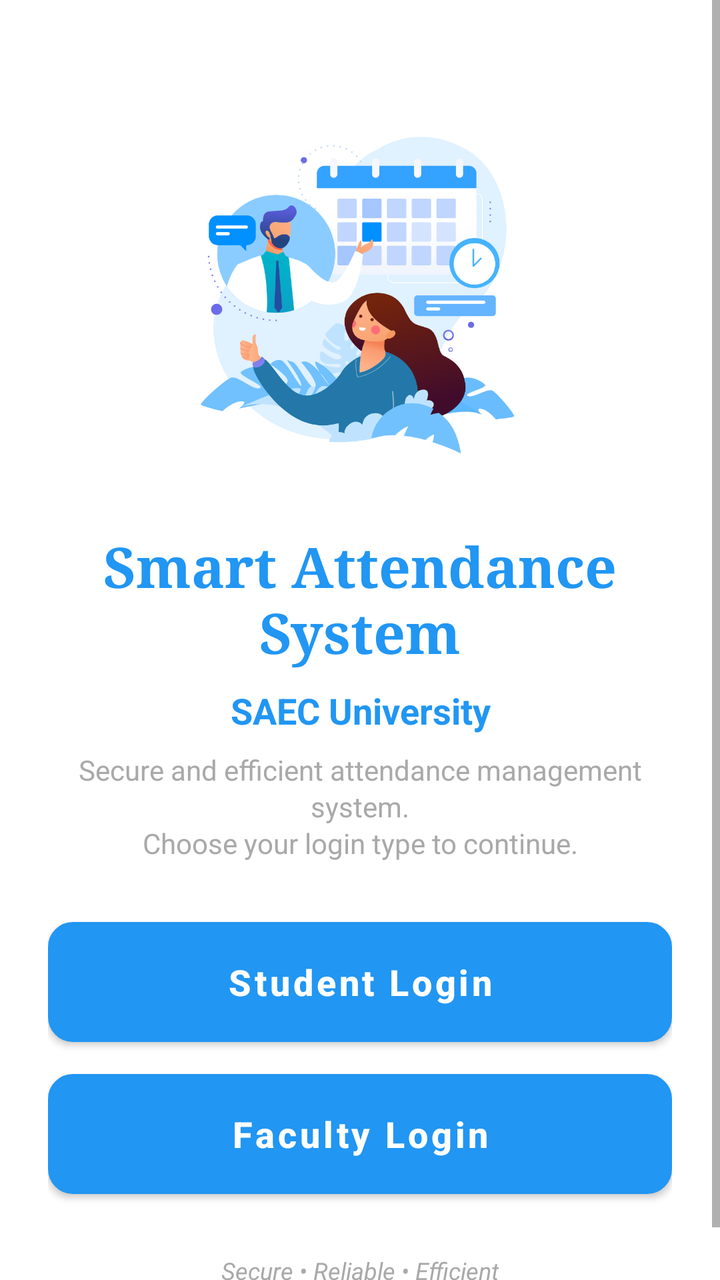
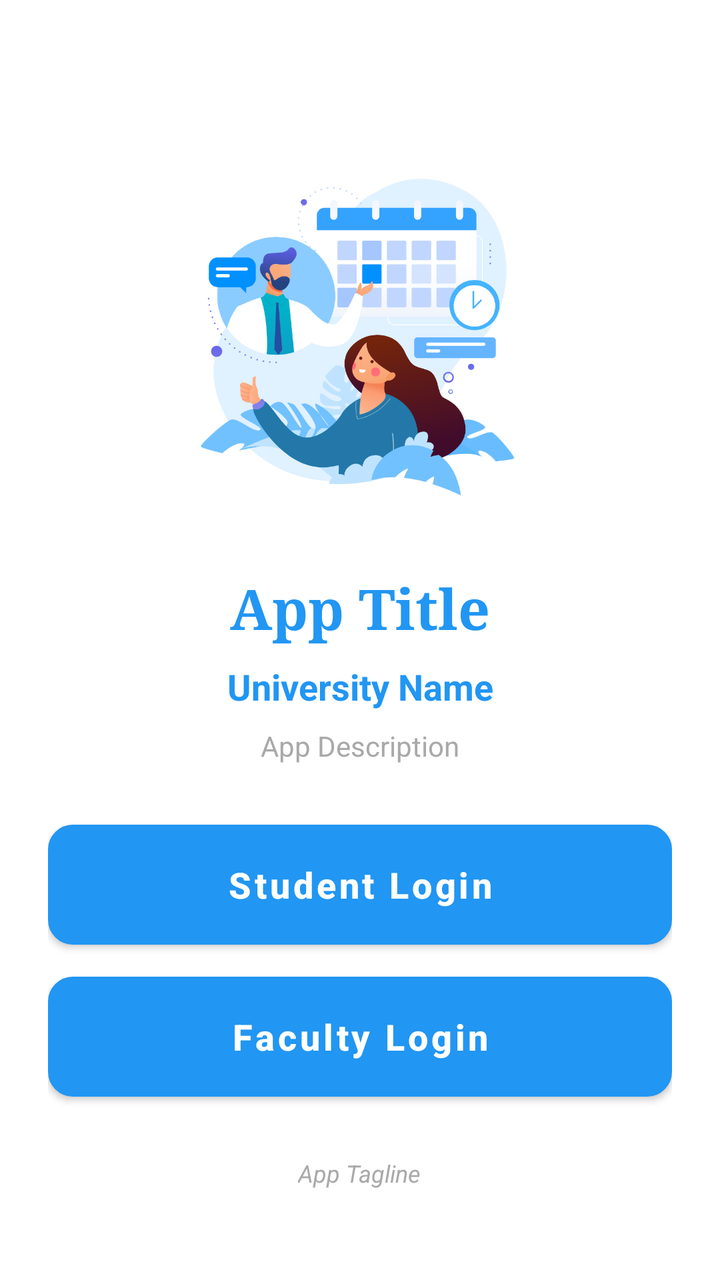

The first picture is an Android layout as it rendered before a commit; the second is the same layout after the commit. The layout source and the unified diff follow.
<!-- AndroidManifest.xml: application theme Theme.SmartAttendanceSystem -->
<!-- res/layout/activity_login.xml -->
<?xml version="1.0" encoding="utf-8"?>
<ScrollView xmlns:android="http://schemas.android.com/apk/res/android"
    xmlns:tools="http://schemas.android.com/tools"
    android:layout_width="match_parent"
    android:layout_height="match_parent"
    android:fillViewport="true"
    android:background="@color/white"
    tools:context=".LoginActivity">

    <LinearLayout
        android:layout_width="match_parent"
        android:layout_height="wrap_content"
        android:orientation="vertical"
        android:gravity="center"
        android:padding="24dp">

        
        <ImageView
            android:id="@+id/iv_app_logo"
            android:layout_width="200dp"
            android:layout_height="200dp"
            android:src="@drawable/image_home_page"
            android:contentDescription="Smart Attendance System"
            android:layout_marginTop="20dp"
            android:layout_marginBottom="20dp"
            android:scaleType="centerInside" />

        
        <TextView
            android:id="@+id/tv_app_title"
            android:layout_width="match_parent"
            android:layout_height="wrap_content"
            android:text="Smart Attendance System"
            android:textColor="@color/main_500"
            android:fontFamily="serif"
            android:textSize="28sp"
            android:textStyle="bold"
            android:textAlignment="center"
            android:layout_marginBottom="8dp" />

        
        <TextView
            android:id="@+id/tv_app_subtitle"
            android:layout_width="match_parent"
            android:layout_height="wrap_content"
            android:text="SAEC University"
            android:textColor="@color/main_500"
            android:textSize="18sp"
            android:textStyle="bold"
            android:textAlignment="center"
            android:layout_marginBottom="8dp" />

        
        <TextView
            android:id="@+id/tv_app_description"
            android:layout_width="match_parent"
            android:layout_height="wrap_content"
            android:text="Secure and efficient attendance management system.\nChoose your login type to continue."
            android:textColor="@color/darker_gray"
            android:textSize="14sp"
            android:textAlignment="center"
            android:lineSpacingExtra="2dp"
            android:layout_marginBottom="30dp" />

        
        <Button
            android:id="@+id/btn_login_to_student"
            android:layout_width="match_parent"
            android:layout_height="60dp"
            android:text="Student Login"
            android:textAllCaps="false"
            android:textSize="18sp"
            android:textStyle="bold"
            android:layout_marginBottom="16dp"
            android:background="@drawable/style_button"
            android:drawableStart="@drawable/user"
            android:drawablePadding="12dp"
            android:gravity="center" />

        
        <Button
            android:id="@+id/btn_login_to_faculty"
            android:layout_width="match_parent"
            android:layout_height="60dp"
            android:text="Faculty Login"
            android:textAllCaps="false"
            android:textSize="18sp"
            android:textStyle="bold"
            android:background="@drawable/style_button"
            android:drawableStart="@drawable/icon_school"
            android:drawablePadding="12dp"
            android:gravity="center" />

        
        <TextView
            android:layout_width="wrap_content"
            android:layout_height="wrap_content"
            android:text="Secure • Reliable • Efficient"
            android:textColor="@color/darker_gray"
            android:textSize="12sp"
            android:layout_marginTop="30dp"
            android:textStyle="italic" />

    </LinearLayout>
</ScrollView>
<!-- resources referenced by this layout -->
<resources>
  <color name="darker_gray">#A9A9A9</color>
  <color name="main_500">#2196F3</color>
  <color name="white">#FFFFFF</color>
  <!-- drawable icon_school (drawable) -->
  <vector android:height="35dp" android:tint="#000000"
      android:viewportHeight="24" android:viewportWidth="24"
      android:width="35dp" xmlns:android="http://schemas.android.com/apk/res/android">
      <path android:fillColor="@android:color/white" android:pathData="M5,13.18v4L12,21l7,-3.82v-4L12,17l-7,-3.82zM12,3L1,9l11,6 9,-4.91V17h2V9L12,3z"/>
  </vector>
  <!-- drawable image_home_page: png bitmap (drawable, 85726 bytes) -->
  <!-- drawable style_button (drawable) -->
  <?xml version="1.0" encoding="utf-8"?>
  <shape xmlns:android="http://schemas.android.com/apk/res/android"
      android:shape="rectangle">
      
      <solid android:color="@color/main_500" />
      
      <corners android:radius="12dp" />
      
      <stroke
          android:width="1dp"
          android:color="@color/main_600" />
          
  </shape>
  <!-- drawable user (drawable) -->
  <vector android:height="35dp" android:tint="#000000"
      android:viewportHeight="24" android:viewportWidth="24"
      android:width="35dp" xmlns:android="http://schemas.android.com/apk/res/android">
      <path android:fillColor="@android:color/white" android:pathData="M12,12c2.21,0 4,-1.79 4,-4s-1.79,-4 -4,-4 -4,1.79 -4,4 1.79,4 4,4zM12,14c-2.67,0 -8,1.34 -8,4v2h16v-2c0,-2.66 -5.33,-4 -8,-4z"/>
  </vector>
  <style name="Theme.SmartAttendanceSystem" parent="Theme.MaterialComponents.DayNight.NoActionBar">
          <item name="colorPrimary">@color/main_500</item>
          <item name="colorPrimaryVariant">@color/main_700</item>
          <item name="colorOnPrimary">@color/white</item>
          <item name="colorSecondary">@color/teal_700</item>
          <item name="colorSecondaryVariant">@color/teal_200</item>
          <item name="colorOnSecondary">@color/black</item>
          <item name="android:statusBarColor" tools:targetApi="l">?attr/colorPrimaryVariant</item>
      </style>
  <color name="main_600">#1E88E5</color>
  <color name="main_700">#1976D2</color>
  <color name="teal_700">#00796B</color>
  <color name="teal_200">#80CBC4</color>
  <color name="black">#000000</color>
</resources>

<!-- the commit's change to res/layout/activity_login.xml (unified diff, before → after) -->
@@ -20,17 +20,17 @@
             android:layout_width="200dp"
             android:layout_height="200dp"
             android:src="@drawable/image_home_page"
-            android:contentDescription="Smart Attendance System"
             android:layout_marginTop="20dp"
             android:layout_marginBottom="20dp"
-            android:scaleType="centerInside" />
+            android:scaleType="centerInside"
+            android:contentDescription="@string/desc_app_logo" />
 
         
         <TextView
             android:id="@+id/tv_app_title"
             android:layout_width="match_parent"
             android:layout_height="wrap_content"
-            android:text="Smart Attendance System"
+            android:text="@string/app_title"
             android:textColor="@color/main_500"
             android:fontFamily="serif"
             android:textSize="28sp"
@@ -43,7 +43,7 @@
             android:id="@+id/tv_app_subtitle"
             android:layout_width="match_parent"
             android:layout_height="wrap_content"
-            android:text="SAEC University"
+            android:text="@string/university_name"
             android:textColor="@color/main_500"
             android:textSize="18sp"
             android:textStyle="bold"
@@ -55,7 +55,7 @@
             android:id="@+id/tv_app_description"
             android:layout_width="match_parent"
             android:layout_height="wrap_content"
-            android:text="Secure and efficient attendance management system.\nChoose your login type to continue."
+            android:text="@string/app_description"
             android:textColor="@color/darker_gray"
             android:textSize="14sp"
             android:textAlignment="center"
@@ -67,7 +67,7 @@
             android:id="@+id/btn_login_to_student"
             android:layout_width="match_parent"
             android:layout_height="60dp"
-            android:text="Student Login"
+            android:text="@string/student_login"
             android:textAllCaps="false"
             android:textSize="18sp"
             android:textStyle="bold"
@@ -82,7 +82,7 @@
             android:id="@+id/btn_login_to_faculty"
             android:layout_width="match_parent"
             android:layout_height="60dp"
-            android:text="Faculty Login"
+            android:text="@string/faculty_login"
             android:textAllCaps="false"
             android:textSize="18sp"
             android:textStyle="bold"
@@ -95,7 +95,7 @@
         <TextView
             android:layout_width="wrap_content"
             android:layout_height="wrap_content"
-            android:text="Secure • Reliable • Efficient"
+            android:text="@string/app_tagline"
             android:textColor="@color/darker_gray"
             android:textSize="12sp"
             android:layout_marginTop="30dp"
<!-- resource entries referenced after the edit -->
@@ -30,6 +30,13 @@
       android:width="35dp" xmlns:android="http://schemas.android.com/apk/res/android">
       <path android:fillColor="@android:color/white" android:pathData="M12,12c2.21,0 4,-1.79 4,-4s-1.79,-4 -4,-4 -4,1.79 -4,4 1.79,4 4,4zM12,14c-2.67,0 -8,1.34 -8,4v2h16v-2c0,-2.66 -5.33,-4 -8,-4z"/>
   </vector>
+  <string name="app_description">App Description</string>
+  <string name="app_tagline">App Tagline</string>
+  <string name="app_title">App Title</string>
+  <string name="desc_app_logo">App Logo</string>
+  <string name="faculty_login">Faculty Login</string>
+  <string name="student_login">Student Login</string>
+  <string name="university_name">University Name</string>
   <style name="Theme.SmartAttendanceSystem" parent="Theme.MaterialComponents.DayNight.NoActionBar">
           <item name="colorPrimary">@color/main_500</item>
           <item name="colorPrimaryVariant">@color/main_700</item>
